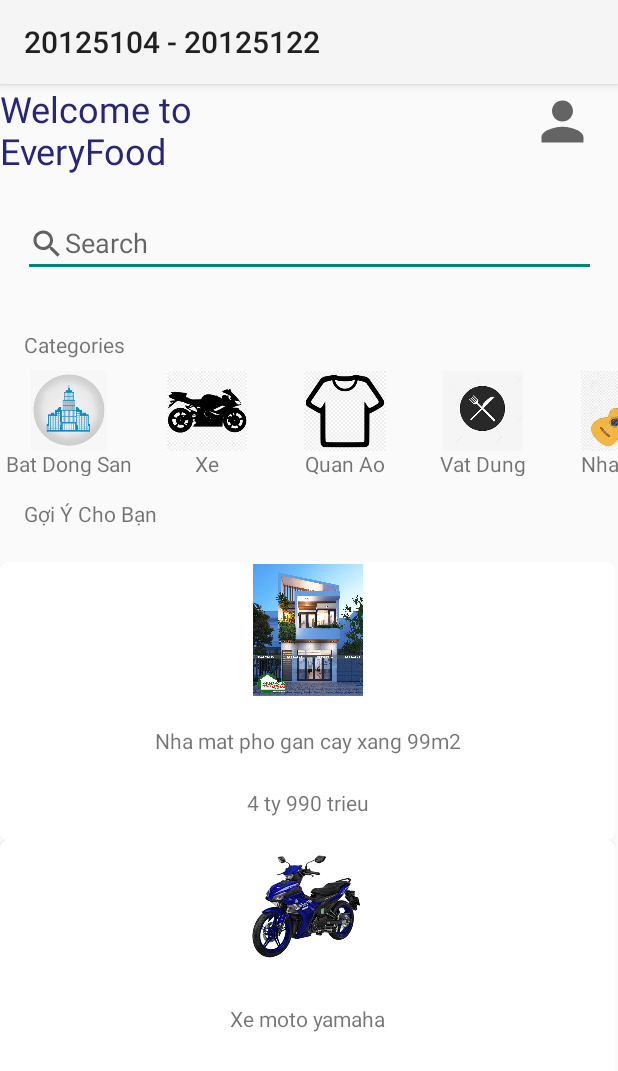
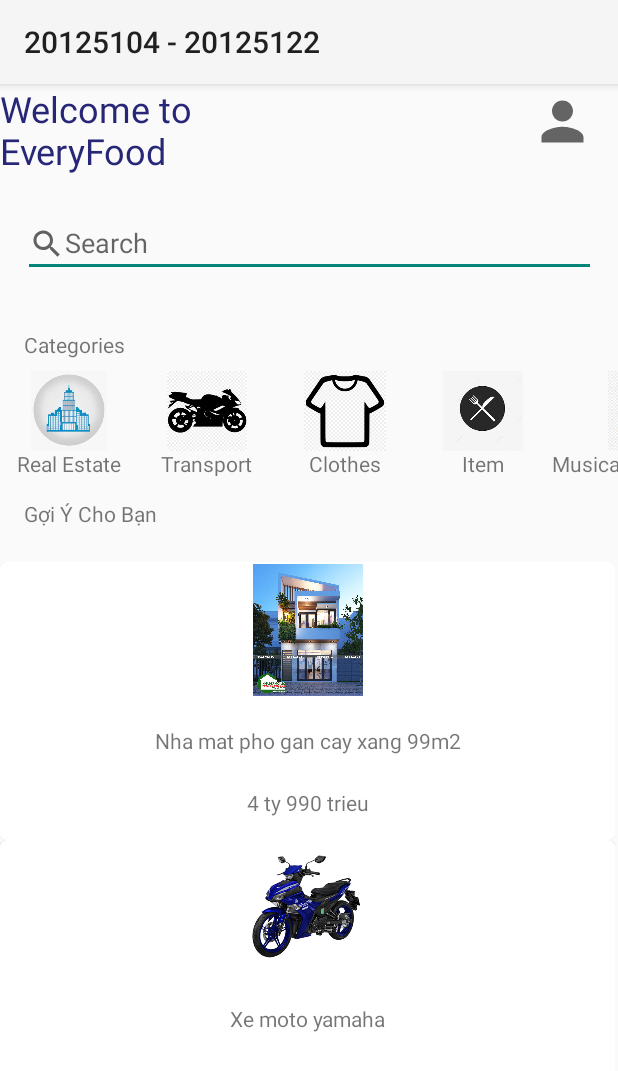
Before and after one commit to minh-tuan-184/SecondHand, an Android app: the screen it shows after launch (MainActivity), on a phone screen of 412 x 824 dp. Shown: the top 1071 px of the screen. Run offline under Robolectric (Android 15) with nearby library versions, the light colour scheme and no system bars.

Commit message:
view category

```diff
--- a/app/src/main/java/com/example/secondhand/MainActivity.java
+++ b/app/src/main/java/com/example/secondhand/MainActivity.java
@@ -5,9 +5,7 @@ import androidx.appcompat.app.AppCompatActivity;
 import androidx.recyclerview.widget.LinearLayoutManager;
 import androidx.recyclerview.widget.RecyclerView;
 
-import android.content.Context;
 import android.os.Bundle;
-import android.widget.Toast;
 
 import com.example.secondhand.adapter.CategoryAdapter;
 import com.example.secondhand.adapter.ProductAdapter;
@@ -32,22 +30,23 @@ public class MainActivity extends AppCompatActivity {
 
         List<Product> productList = new ArrayList<>();
 
-        productList.add(new Product("Nha mat pho gan cay xang 99m2", "4 ty 990 trieu", "4.5", "Nha dep ma co ma am can thanh ly gap", "Bat Dong San", R.drawable.nha, 1, "0931488542"));
-        productList.add(new Product("Xe moto yamaha", "49 trieu", "3.8", "Xe chay sieu em dung de chay duong truong", "Xe", R.drawable.moto_yamaha, 19, "0963566882"));
-        productList.add(new Product("Sua bot Ensure Gold", "149 nghin", "4.2", "Nhieu duong chat, danh cho be 3-6 tuoi", "Thuc An", R.drawable.sua_bot, 25, "0964255014"));
-        productList.add(new Product("Ao thun chat choi nguoi doi", "249 nghin", "3.9", "Ao thun cuc mat cho ngay dai nang dong", "Quan Ao", R.drawable.ao_thun_1, 347, "0908863636"));
-        productList.add(new Product("Ao thun tay lo", "150 nghin", "4.1", "Ao thun de di choi ngay he", "Quan Ao", R.drawable.ao_thun_2,134, "0956335681"));
-        productList.add(new Product("Ao thun nhieu mau sac", "195 nghin", "3.7", "Ao thun mat me - Tim lai tuoi tre", "Quan Ao", R.drawable.ao_thun_3, 705, "0909631035"));
-        productList.add(new Product("Dao nia ban tiec", "135 nghin", "4.0", "Dao nia theo phong cach an tiec phuong Tay", "Vat Dung", R.drawable.dao_nia, 208, "0975266348"));
+        productList.add(new Product("Nha mat pho gan cay xang 99m2", "4 ty 990 trieu", "4.5", "Nha dep ma co ma am can thanh ly gap", "Real Estate", R.drawable.nha, 1, "0931488542"));
+        productList.add(new Product("Xe moto yamaha", "49 trieu", "3.8", "Xe chay sieu em dung de chay duong truong", "Transport", R.drawable.moto_yamaha, 19, "0963566882"));
+        productList.add(new Product("Sua bot Ensure Gold", "149 nghin", "4.2", "Nhieu duong chat, danh cho be 3-6 tuoi", "Food", R.drawable.sua_bot, 25, "0964255014"));
+        productList.add(new Product("Ao thun chat choi nguoi doi", "249 nghin", "3.9", "Ao thun cuc mat cho ngay dai nang dong", "Clothes", R.drawable.ao_thun_1, 347, "0908863636"));
+        productList.add(new Product("Ao thun tay lo", "150 nghin", "4.1", "Ao thun de di choi ngay he", "Clothes", R.drawable.ao_thun_2,134, "0956335681"));
+        productList.add(new Product("Ao thun nhieu mau sac", "195 nghin", "3.7", "Ao thun mat me - Tim lai tuoi tre", "Clothes", R.drawable.ao_thun_3, 705, "0909631035"));
+        productList.add(new Product("Dao nia ban tiec", "135 nghin", "4.0", "Dao nia theo phong cach an tiec phuong Tay", "Item", R.drawable.dao_nia, 208, "0975266348"));
 
         List<Category> categoryList = new ArrayList<>();
 
-        categoryList.add(new Category("Bat Dong San", R.drawable.batdongsan));
-        categoryList.add(new Category("Xe", R.drawable.xe));
-        categoryList.add(new Category("Quan Ao", R.drawable.quanao));
-        categoryList.add(new Category("Vat Dung", R.drawable.daonia));
-        categoryList.add(new Category("Nhac Cu", R.drawable.nhaccu));
+        categoryList.add(new Category("Real Estate", R.drawable.batdongsan));
+        categoryList.add(new Category("Transport", R.drawable.xe));
+        categoryList.add(new Category("Clothes", R.drawable.quanao));
+        categoryList.add(new Category("Item", R.drawable.daonia));
+        categoryList.add(new Category("Musical Instruments", R.drawable.nhaccu));
         categoryList.add(new Category("Pet", R.drawable.pet));
+        categoryList.add(new Category("Food", R.drawable.thucan));
 
 
         setProductRecycler(productList);
@@ -63,7 +62,7 @@ public class MainActivity extends AppCompatActivity {
     }
 
     private void setCategoryRecycler(List<Product> productList, List<Category> categoryList) {
-        categoryRecycler = findViewById(R.id.category_recycler);
+        categoryRecycler = findViewById(R.id.category_view_recylcer);
         RecyclerView.LayoutManager layoutManager = new LinearLayoutManager(this, RecyclerView.HORIZONTAL, false);
         categoryRecycler.setLayoutManager(layoutManager);
         cAdapter = new CategoryAdapter(this, categoryList, productList);
--- a/app/src/main/java/com/example/secondhand/adapter/CategoryAdapter.java
+++ b/app/src/main/java/com/example/secondhand/adapter/CategoryAdapter.java
@@ -7,26 +7,33 @@ import android.view.View;
 import android.view.ViewGroup;
 import android.widget.ImageView;
 import android.widget.TextView;
+import android.widget.Toast;
 
 import androidx.annotation.NonNull;
+import androidx.recyclerview.widget.LinearLayoutManager;
 import androidx.recyclerview.widget.RecyclerView;
 
 import com.example.secondhand.R;
+import com.example.secondhand.otherActivities.CategoryActivity;
+import com.example.secondhand.otherActivities.DetailActivity;
 import com.example.secondhand.product.Category;
 import com.example.secondhand.product.Product;
 
 import org.w3c.dom.Text;
 
+import java.io.Serializable;
+import java.util.ArrayList;
 import java.util.List;
 
 public class CategoryAdapter extends RecyclerView.Adapter<CategoryAdapter.CategoryAdapterViewHolder> {
     Context context;
     List<Category> categoryList;
-    List<Product> productList;
+    ArrayList<Product> productList;
+
     public CategoryAdapter(Context context, List<Category> categoryList, List<Product> productList) {
         this.context = context;
         this.categoryList = categoryList;
-        this.productList = productList;
+        this.productList = new ArrayList<Product>(productList);
     }
 
 
@@ -43,13 +50,19 @@ public class CategoryAdapter extends RecyclerView.Adapter<CategoryAdapter.Catego
         holder.imageView.setImageResource(categoryList.get(position).getImageUrl());
         holder.itemView.setOnClickListener(view -> {
             String tmp = categoryList.get(position).getNameCategory();
+
             for(int i = 0; i < productList.size(); ++i) {
-                if (productList.get(i).getCategoryProduct() == tmp) {
+                if (productList.get(i).getCategoryProduct() != tmp && i >= 0) {
                     productList.remove(i);
+                    --i;
                 }
             }
+            Intent i = new Intent(context, CategoryActivity.class);
+            i.putParcelableArrayListExtra("category", productList);
+            i.putExtra("nameCategory", tmp);
+            context.startActivity(i);
         });
-}
+    }
 
     @Override
     public int getItemCount() {
--- a/app/src/main/res/layout/activity_main.xml
+++ b/app/src/main/res/layout/activity_main.xml
@@ -77,7 +77,7 @@
             app:layout_constraintTop_toBottomOf="@+id/textView3" />
 
         <androidx.recyclerview.widget.RecyclerView
-            android:id="@+id/category_recycler"
+            android:id="@+id/category_view_recylcer"
             android:layout_width="412dp"
             android:layout_height="70dp"
             android:layout_marginTop="16dp"
@@ -94,7 +94,7 @@
             android:layout_height="wrap_content"
             android:layout_marginBottom="8dp"
             android:text="Categories"
-            app:layout_constraintBottom_toTopOf="@+id/category_recycler"
+            app:layout_constraintBottom_toTopOf="@+id/category_view_recylcer"
             app:layout_constraintEnd_toEndOf="parent"
             app:layout_constraintHorizontal_bias="0.046"
             app:layout_constraintStart_toStartOf="parent" />
```
Also changed, not shown: app/src/main/AndroidManifest.xml (+12 -0 lines), app/src/main/java/com/example/secondhand/otherActivities/CategoryActivity.java (added, +48 -0 lines), app/src/main/res/layout/activity_category.xml (added, +14 -0 lines), app/src/main/res/drawable/thucan.jpg (added).
